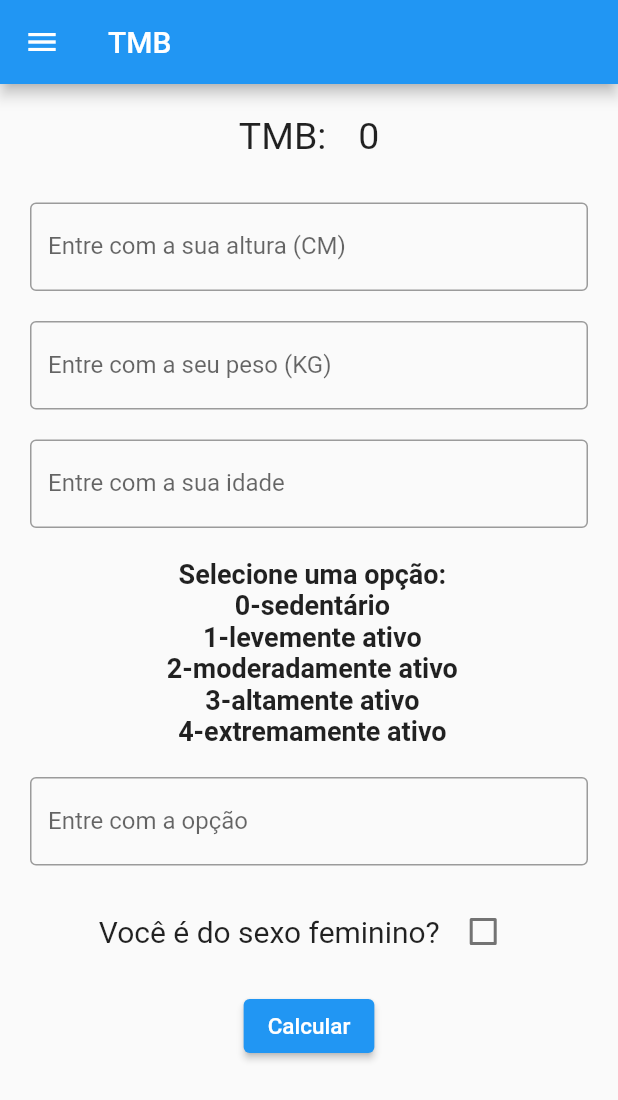
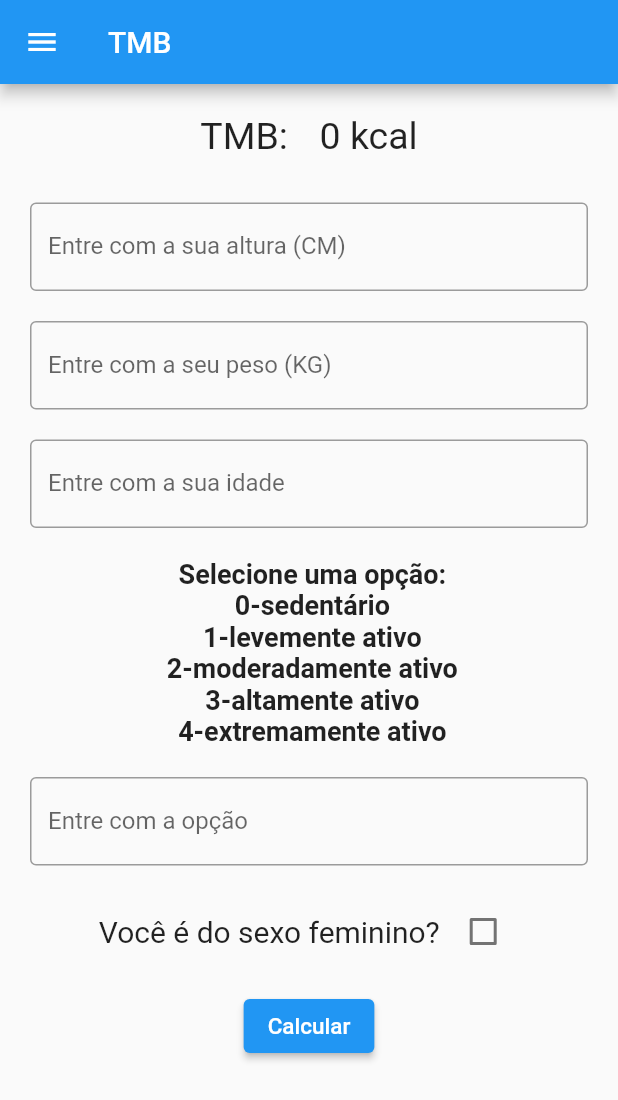
Before and after one commit to isadorabello/ProjetoC214, a Flutter app: the TMBPage screen opened by its route, on a phone screen of 412 x 824 dp. Shown: the top 1100 px of the screen. Run offline on Flutter 3.47's test engine with Material 2 defaults, Android fonts, the phone set to English and light mode, and no system bars.

Commit message:
feat: fixing text

```diff
--- a/projeto_c214/lib/view/tmb_page.dart
+++ b/projeto_c214/lib/view/tmb_page.dart
@@ -51,7 +51,8 @@ class _TMBPageState extends State<TMBPage> {
                       const SizedBox(
                         width: 15,
                       ),
-                      Text("${tmb.tmb}", style: const TextStyle(fontSize: 25)),
+                      Text("${tmb.tmb} kcal",
+                          style: const TextStyle(fontSize: 25)),
                     ],
                   ),
                   const SizedBox(
```
